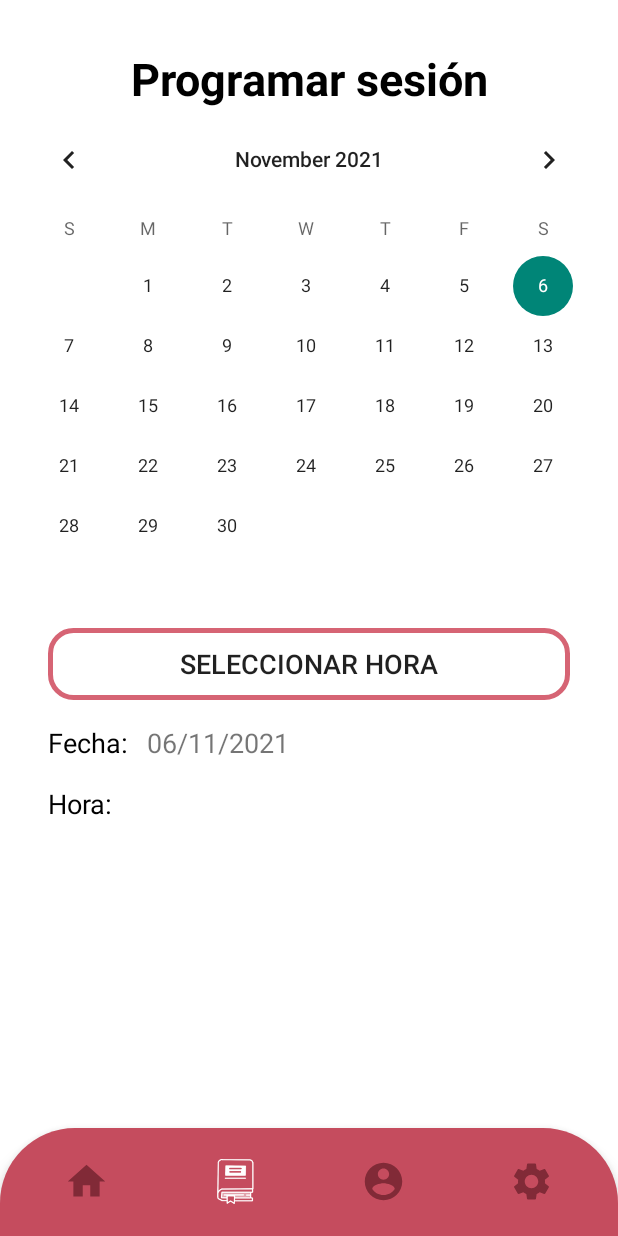
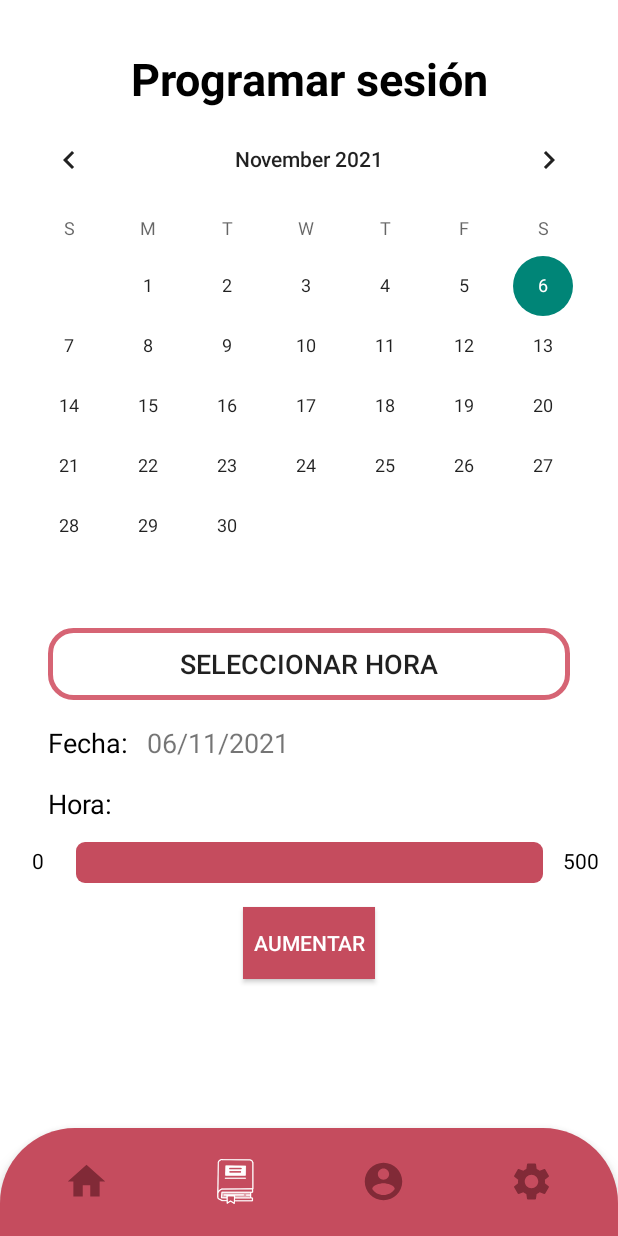
Before and after one commit to AilingITS/Biblioloft, an Android app: the MainActivity screen opened directly, with no data from a screen before it, item 2 of the bottom bar chosen, on a phone screen of 412 x 824 dp. Run offline under Robolectric (Android 15) with nearby library versions, the phone set to English and light mode, and no system bars; our stand-ins replace Firebase (no records; nobody signed in at launch, a user with empty details on screens opened directly), Picasso.

Commit message:
Update: ProgramarSesionFragment Barra de progreso (No funcional)

```diff
--- a/app/src/main/java/com/example/biblioloft/MainActivity.java
+++ b/app/src/main/java/com/example/biblioloft/MainActivity.java
@@ -6,6 +6,10 @@ import androidx.fragment.app.Fragment;
 
 import android.os.Bundle;
 import android.view.MenuItem;
+import android.view.View;
+import android.widget.Button;
+import android.widget.ProgressBar;
+import android.widget.TextView;
 
 import com.example.biblioloft.fragmentsUser.ProgramarSesionFragment;
 import com.example.biblioloft.fragmentsUser.ProfileFragment;
@@ -22,6 +26,7 @@ public class MainActivity extends AppCompatActivity {
         super.onCreate(savedInstanceState);
         setContentView(R.layout.activity_main);
 
+        //Navegacion de interfaces
         BottomNavigationView bottomNav =(BottomNavigationView)findViewById(R.id.bottom_navigation);
 
         getSupportFragmentManager().beginTransaction().replace(R.id.body_container, new HomeFragment()).commit();
--- a/app/src/main/java/com/example/biblioloft/fragmentsUser/ProgramarSesionFragment.java
+++ b/app/src/main/java/com/example/biblioloft/fragmentsUser/ProgramarSesionFragment.java
@@ -14,6 +14,7 @@ import android.view.View;
 import android.view.ViewGroup;
 import android.widget.Button;
 import android.widget.CalendarView;
+import android.widget.ProgressBar;
 import android.widget.TextView;
 import android.widget.TimePicker;
 import android.widget.Toast;
@@ -32,6 +33,11 @@ public class ProgramarSesionFragment extends Fragment {
     private String mParam2;
 
     private View view;
+    //Barra de progreso del libro actual que se esta leyendo
+    private int CurrentProgress = 0;
+    private ProgressBar progressBar;
+    private Button startProgress;
+    private TextView main_Nump_aginasLeidas;
 
     //Hora
     private TextView notificationsTime;
@@ -73,6 +79,20 @@ public class ProgramarSesionFragment extends Fragment {
     public View onCreateView(LayoutInflater inflater, ViewGroup container,
                              Bundle savedInstanceState) {
         view = inflater.inflate(R.layout.fragment_programar_sesion, container, false);
+
+        //BARRA DE PROGRESO - paginas leidas
+        progressBar = (ProgressBar) view.findViewById(R.id.progressBar);
+        startProgress = (Button) view.findViewById(R.id.startProgress);
+        main_Nump_aginasLeidas = (TextView) view.findViewById(R.id.main_Nump_aginasLeidas);
+
+        startProgress.setOnClickListener(new View.OnClickListener() {
+            @Override
+            public void onClick(View v) {
+                CurrentProgress = CurrentProgress + 10;
+                progressBar.setProgress(CurrentProgress);
+                progressBar.setMax(100);
+            }
+        });
 
         settings = getContext().getSharedPreferences(getString(R.string.app_name), Context.MODE_PRIVATE);
 
--- /dev/null
+++ b/app/src/main/res/drawable/custom_progress_bg.xml
@@ -0,0 +1,18 @@
+<?xml version="1.0" encoding="utf-8"?>
+<layer-list xmlns:android="http://schemas.android.com/apk/res/android">
+    <item android:id="@android:id/background">
+        <shape android:shape="rectangle">
+            <corners android:radius="6dp"/>
+            <solid android:color="@color/background_menu"/>
+        </shape>
+    </item>
+
+    <item android:id="@android:id/progress">
+        <scale android:scaleWidth="100%">
+            <shape android:shape="rectangle">
+                <corners android:radius="6dp"/>
+                <solid android:color="@color/icon_color_secundario"/>
+            </shape>
+        </scale>
+    </item>
+</layer-list>
--- a/app/src/main/res/layout/activity_main.xml
+++ b/app/src/main/res/layout/activity_main.xml
@@ -1,10 +1,10 @@
 <?xml version="1.0" encoding="utf-8"?>
-<RelativeLayout xmlns:android="http://schemas.android.com/apk/res/android"
+<androidx.constraintlayout.widget.ConstraintLayout xmlns:android="http://schemas.android.com/apk/res/android"
     xmlns:app="http://schemas.android.com/apk/res-auto"
     xmlns:tools="http://schemas.android.com/tools"
+    android:id="@+id/body_container"
     android:layout_width="match_parent"
     android:layout_height="match_parent"
-    android:id="@+id/body_container"
     android:background="@color/light_white"
     tools:context="com.example.biblioloft.MainActivity">
 
@@ -19,25 +19,9 @@
         app:itemIconTint="@drawable/item_selector"
         app:itemRippleColor="@android:color/transparent"
         app:labelVisibilityMode="unlabeled"
+        app:layout_constraintBottom_toBottomOf="parent"
+        app:layout_constraintEnd_toEndOf="parent"
+        app:layout_constraintStart_toStartOf="parent"
         app:menu="@menu/item_menu" />
-    <!-- <LinearLayout
-        android:layout_width="match_parent"
-        android:layout_height="match_parent"
-        android:gravity="center">
 
-        <TextView
-            android:id="@+id/selected_page"
-            android:layout_width="wrap_content"
-            android:layout_height="wrap_content"
-            android:text="Biblioloft"
-            android:textColor="@color/black"
-            android:textSize="20sp"
-            app:layout_constraintBottom_toBottomOf="parent"
-            app:layout_constraintLeft_toLeftOf="parent"
-            app:layout_constraintRight_toRightOf="parent"
-            app:layout_constraintTop_toTopOf="parent" />
-    </LinearLayout>
-    -->
-
-
-</RelativeLayout>
+</androidx.constraintlayout.widget.ConstraintLayout>
--- a/app/src/main/res/layout/fragment_programar_sesion.xml
+++ b/app/src/main/res/layout/fragment_programar_sesion.xml
@@ -64,10 +64,10 @@
         android:layout_height="wrap_content"
         android:layout_marginStart="8dp"
         android:layout_marginTop="16dp"
-        tools:text="Fecha"
         android:textSize="18sp"
         app:layout_constraintStart_toEndOf="@+id/fecha"
-        app:layout_constraintTop_toBottomOf="@+id/change_notification" />
+        app:layout_constraintTop_toBottomOf="@+id/change_notification"
+        tools:text="Fecha" />
 
     <TextView
         android:id="@+id/textView5"
@@ -94,4 +94,58 @@
         app:layout_constraintTop_toBottomOf="@+id/programar_fecha"
         tools:text="12:00" />
 
+    <ProgressBar
+        android:id="@+id/progressBar"
+        style="?android:attr/progressBarStyleHorizontal"
+        android:layout_width="311dp"
+        android:layout_height="27dp"
+        android:layout_marginStart="32dp"
+        android:layout_marginTop="13dp"
+        android:layout_marginEnd="32dp"
+        android:progressDrawable="@drawable/custom_progress_bg"
+        android:rotation="0"
+        app:layout_constraintEnd_toEndOf="parent"
+        app:layout_constraintStart_toStartOf="parent"
+        app:layout_constraintTop_toBottomOf="@+id/notifications_time" />
+
+    <TextView
+        android:id="@+id/main_Nump_aginasLeidas"
+        android:layout_width="wrap_content"
+        android:layout_height="wrap_content"
+        android:layout_marginStart="8dp"
+        android:layout_marginTop="16dp"
+        android:layout_marginEnd="8dp"
+        android:text="500"
+        android:textColor="@color/black"
+        app:layout_constraintEnd_toEndOf="parent"
+        app:layout_constraintStart_toEndOf="@+id/progressBar"
+        app:layout_constraintTop_toBottomOf="@+id/notifications_time" />
+
+    <TextView
+        android:id="@+id/NumCero"
+        android:layout_width="wrap_content"
+        android:layout_height="wrap_content"
+        android:layout_marginStart="8dp"
+        android:layout_marginTop="16dp"
+        android:layout_marginEnd="8dp"
+        android:text="0"
+        android:textColor="@color/black"
+        app:layout_constraintEnd_toStartOf="@+id/progressBar"
+        app:layout_constraintStart_toStartOf="parent"
+        app:layout_constraintTop_toBottomOf="@+id/textView5" />
+
+    <Button
+        android:id="@+id/startProgress"
+        android:layout_width="wrap_content"
+        android:layout_height="wrap_content"
+        android:layout_marginStart="32dp"
+        android:layout_marginTop="16dp"
+        android:layout_marginEnd="32dp"
+        android:background="@color/background_menu"
+        android:text="Aumentar"
+        android:textColor="@color/white"
+        app:layout_constraintEnd_toEndOf="parent"
+        app:layout_constraintStart_toStartOf="parent"
+        app:layout_constraintTop_toBottomOf="@+id/progressBar" />
+
 </androidx.constraintlayout.widget.ConstraintLayout>
```
